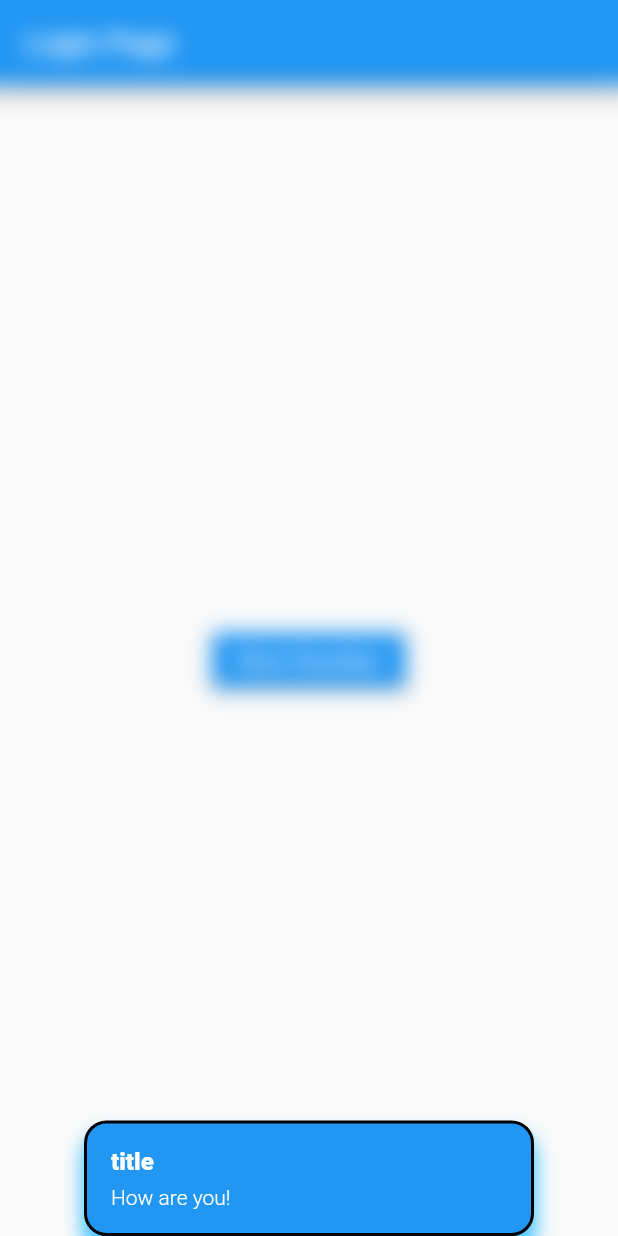
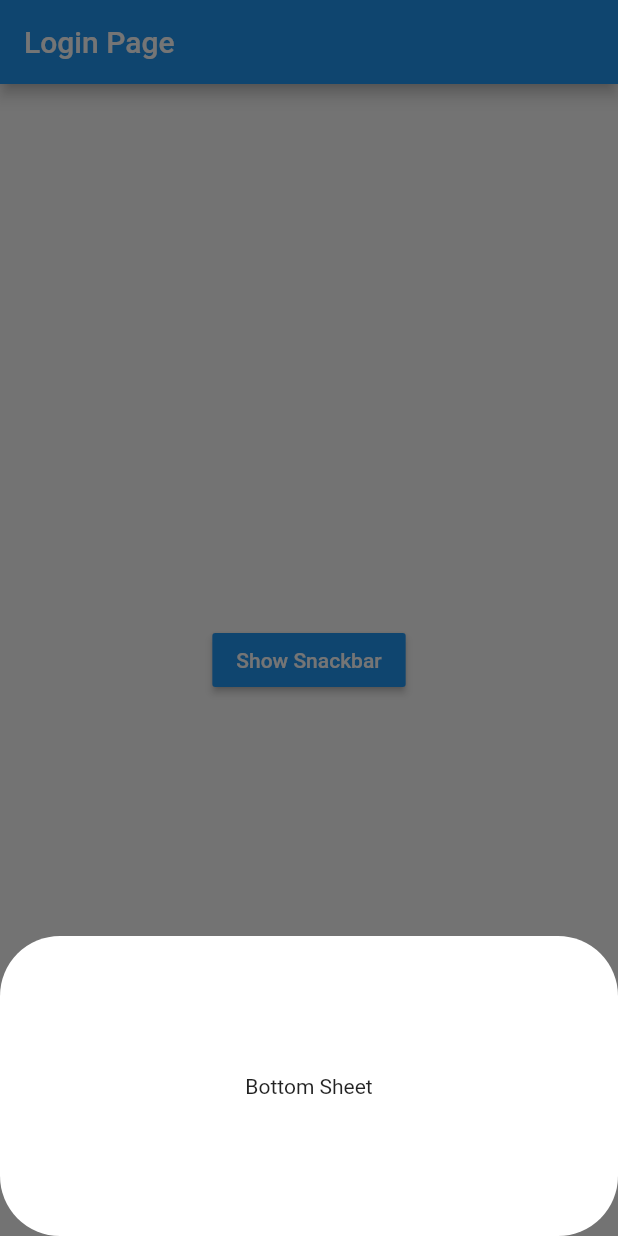
Before and after one commit to AbdelrahmanFouad1/GetX, a Flutter app: the screen it shows after launch, after a tap on "Show Snackbar", on a phone screen of 412 x 824 dp. Run offline on Flutter 3.47's test engine with Material 2 defaults, Android fonts, the phone set to English and light mode, and no system bars; our stand-ins replace get, shared_preferences.

Commit message:
BottomSheet

```diff
--- a/lib/view/login.dart
+++ b/lib/view/login.dart
@@ -19,24 +19,21 @@ class LoginPage extends StatelessWidget {
           Center(
             child: MaterialButton(
               onPressed: () {
-                Get.snackbar(
-                  'title',
-                  'How are you!',
-                  colorText: Colors.white,
-                  duration: const Duration(seconds: 2),
-                  snackPosition: SnackPosition.BOTTOM,
-                  backgroundColor: Colors.blue,
-                  borderColor: Colors.black,
-                  borderWidth: 2,
-                  maxWidth: 300,
-                  boxShadows: [
-                    const BoxShadow(
-                      color: Colors.lightBlueAccent,
-                      blurRadius: 10,
-                      spreadRadius: 1,
-                      offset: Offset(0, 10),
-                    )
-                  ],
+                Get.bottomSheet(
+                  Container(
+                    height: 200,
+                   decoration: BoxDecoration(
+                     color: Colors.white,
+                     borderRadius: BorderRadius.circular(40),
+                   ),
+                    child: const Center(
+                      child: Text('Bottom Sheet'),
+                    ),
+                  ),
+                  shape: RoundedRectangleBorder(
+                    borderRadius: BorderRadius.circular(40),
+                  ),
+                  isDismissible: false,
                 );
               },
               color: Colors.blue,
```
